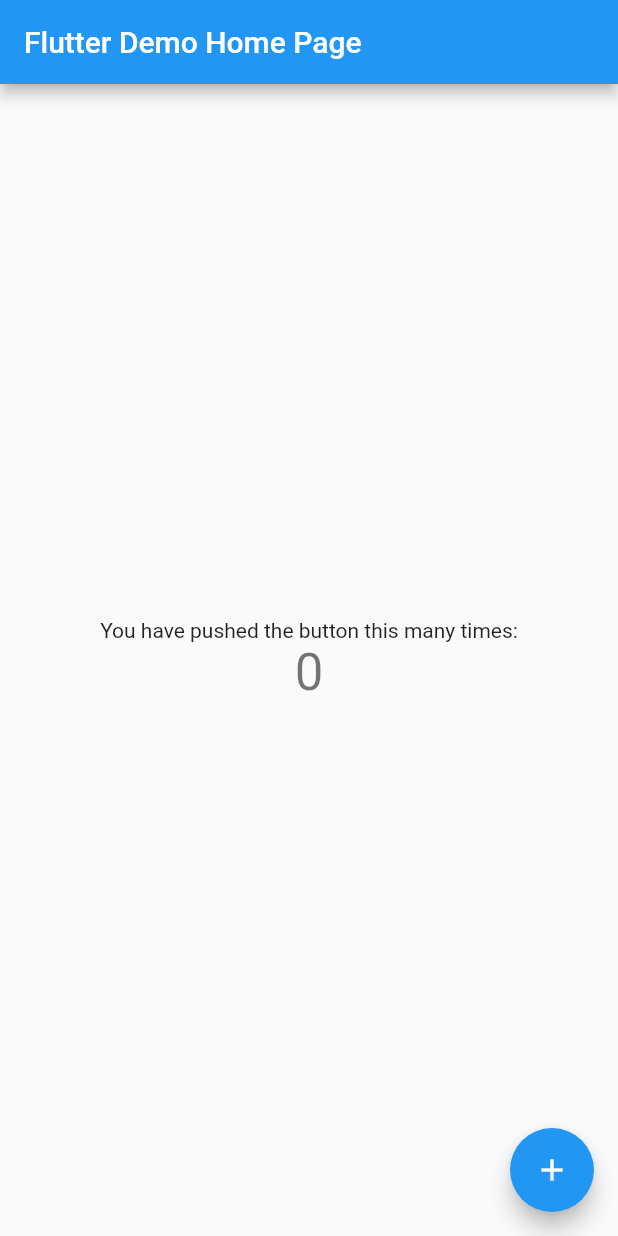
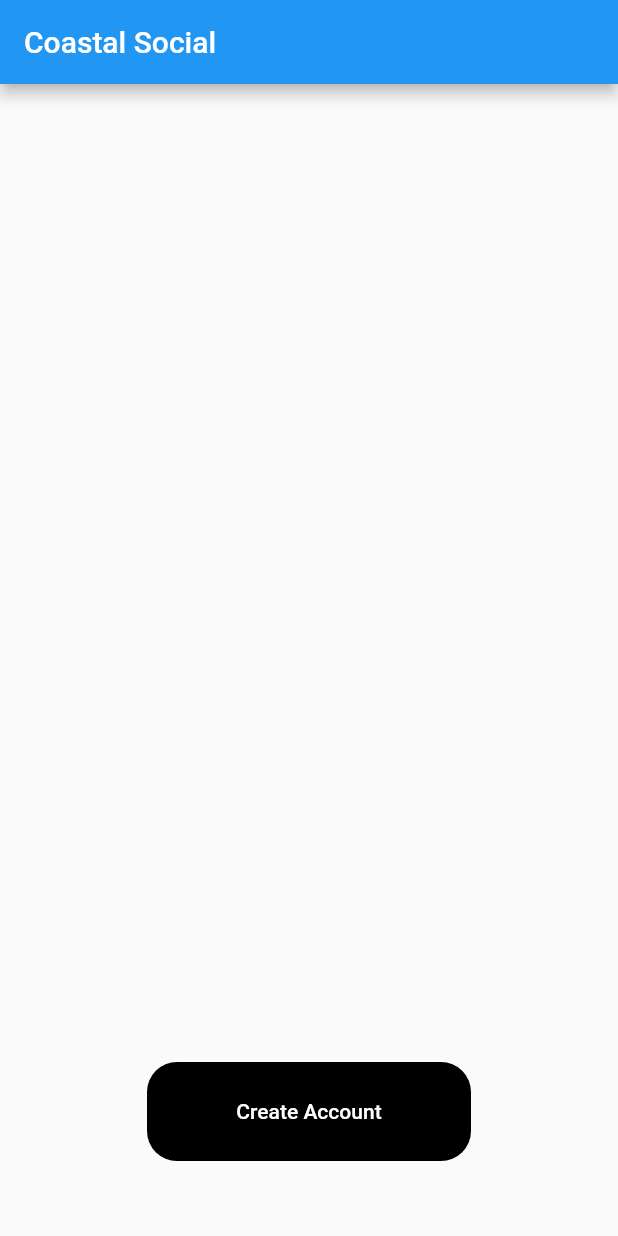
Before and after one commit to danielmc02/coast_link, a Flutter app: the screen it shows after launch, on a phone screen of 412 x 824 dp. Run offline on Flutter 3.47's test engine with Material 2 defaults, Android fonts, the phone set to English and light mode, and no system bars.

Commit message:
Attemping to push

```diff
--- a/lib/main.dart
+++ b/lib/main.dart
@@ -24,92 +24,27 @@
         // is not restarted.
         primarySwatch: Colors.blue,
       ),
-      home: const MyHomePage(title: 'Flutter Demo Home Page'),
+      home: const Wrapper(),
     );
   }
 }
 
-class MyHomePage extends StatefulWidget {
-  const MyHomePage({Key? key, required this.title}) : super(key: key);
 
-  // This widget is the home page of your application. It is stateful, meaning
-  // that it has a State object (defined below) that contains fields that affect
-  // how it looks.
-
-  // This class is the configuration for the state. It holds the values (in this
-  // case the title) provided by the parent (in this case the App widget) and
-  // used by the build method of the State. Fields in a Widget subclass are
-  // always marked "final".
-
-  final String title;
-
-  @override
-  State<MyHomePage> createState() => _MyHomePageState();
-}
-
-class _MyHomePageState extends State<MyHomePage> {
-  int _counter = 0;
-
-  void _incrementCounter() {
-    setState(() {
-      // This call to setState tells the Flutter framework that something has
-      // changed in this State, which causes it to rerun the build method below
-      // so that the display can reflect the updated values. If we changed
-      // _counter without calling setState(), then the build method would not be
-      // called again, and so nothing would appear to happen.
-      _counter++;
-    });
-  }
+class Wrapper extends StatelessWidget {
+  const Wrapper({Key? key}) : super(key: key);
 
   @override
   Widget build(BuildContext context) {
-    // This method is rerun every time setState is called, for instance as done
-    // by the _incrementCounter method above.
-    //
-    // The Flutter framework has been optimized to make rerunning build methods
-    // fast, so that you can just rebuild anything that needs updating rather
-    // than having to individually change instances of widgets.
-    return Scaffold(
-      appBar: AppBar(
-        // Here we take the value from the MyHomePage object that was created by
-        // the App.build method, and use it to set our appbar title.
-        title: Text(widget.title),
+    return Scaffold(appBar: AppBar(title: Text("Coastal Social"),),
+    body: Padding(
+      padding: const EdgeInsets.only(bottom: 50.0),
+      child: Container(
+        width: MediaQuery.of(context).size.width,
+        child: Column(mainAxisAlignment: MainAxisAlignment.end,mainAxisSize:MainAxisSize.max,crossAxisAlignment: CrossAxisAlignment.center ,children: [
+
+          TextButton(onPressed: (){}, child: SizedBox(height: 50,width: 200,child: Center(child: FittedBox(child: Text("Create Account")))),style: ButtonStyle(shape: MaterialStateProperty.all(RoundedRectangleBorder(borderRadius: BorderRadius.circular(20))),backgroundColor: MaterialStateProperty.all(Colors.black),foregroundColor: MaterialStateProperty.all(Colors.white)),)
+        ]),
       ),
-      body: Center(
-        // Center is a layout widget. It takes a single child and positions it
-        // in the middle of the parent.
-        child: Column(
-          // Column is also a layout widget. It takes a list of children and
-          // arranges them vertically. By default, it sizes itself to fit its
-          // children horizontally, and tries to be as tall as its parent.
-          //
-          // Invoke "debug painting" (press "p" in the console, choose the
-          // "Toggle Debug Paint" action from the Flutter Inspector in Android
-          // Studio, or the "Toggle Debug Paint" command in Visual Studio Code)
-          // to see the wireframe for each widget.
-          //
-          // Column has various properties to control how it sizes itself and
-          // how it positions its children. Here we use mainAxisAlignment to
-          // center the children vertically; the main axis here is the vertical
-          // axis because Columns are vertical (the cross axis would be
-          // horizontal).
-          mainAxisAlignment: MainAxisAlignment.center,
-          children: <Widget>[
-            const Text(
-              'You have pushed the button this many times:',
-            ),
-            Text(
-              '$_counter',
-              style: Theme.of(context).textTheme.headline4,
-            ),
-          ],
-        ),
-      ),
-      floatingActionButton: FloatingActionButton(
-        onPressed: _incrementCounter,
-        tooltip: 'Increment',
-        child: const Icon(Icons.add),
-      ), // This trailing comma makes auto-formatting nicer for build methods.
-    );
+    ),);
   }
 }
```
